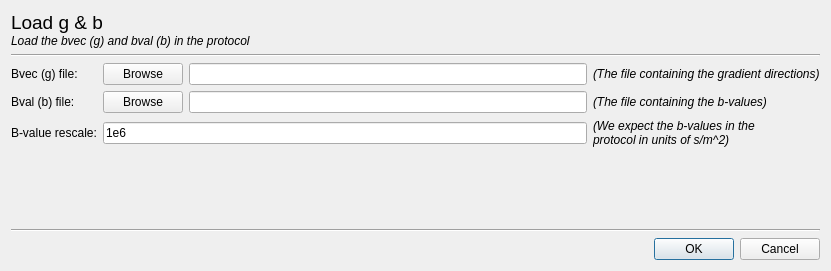
Above: mdt/data/qt_designs/generate_protocol_load_gb_dialog.ui from robbert-harms/MDT before the change. Below: the same form after it.
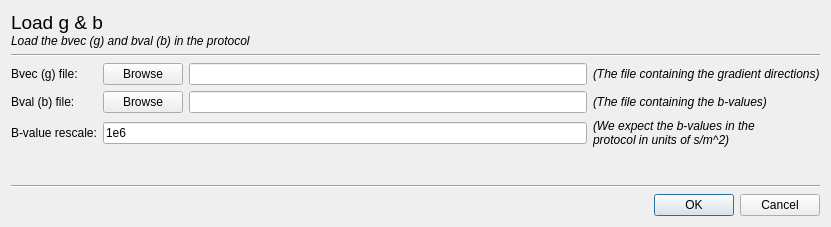
That is the form after the change.

The edit to the form file:
```diff
--- a/mdt/data/qt_designs/generate_protocol_load_gb_dialog.ui
+++ b/mdt/data/qt_designs/generate_protocol_load_gb_dialog.ui
@@ -7,7 +7,7 @@
     <x>0</x>
     <y>0</y>
     <width>831</width>
-    <height>271</height>
+    <height>227</height>
    </rect>
   </property>
   <property name="windowTitle">
```
